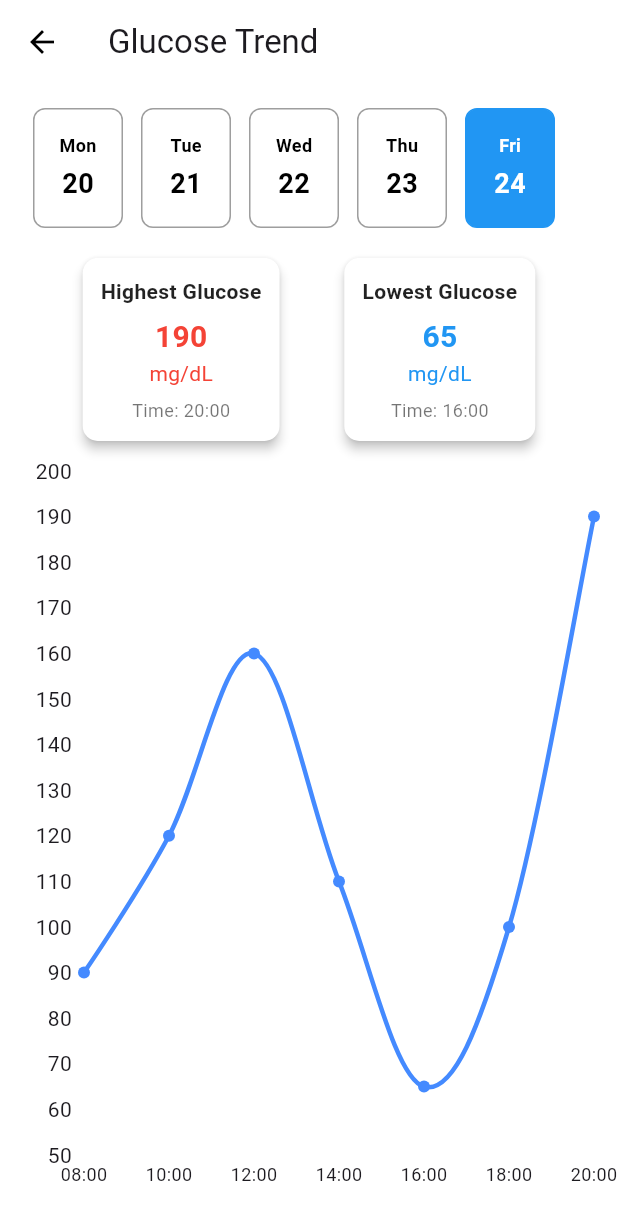
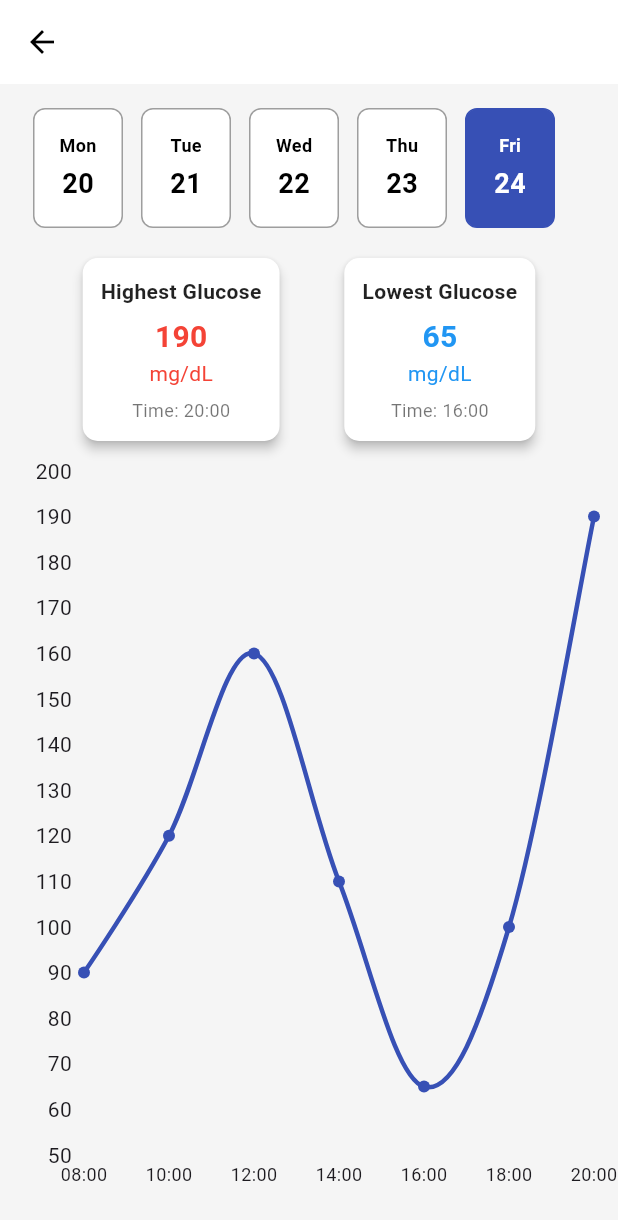
Before and after one commit to jingjingyang0803/GluMon, a Flutter app: the TrendPage screen opened directly, on a phone screen of 412 x 824 dp. Shown: the top 1220 px of the screen. Run offline on Flutter 3.47's test engine with Material 3 defaults, Android fonts, the phone set to English and light mode, and no system bars; drawn by our look-alikes of fl_chart; our stand-ins replace google_fonts.

```diff
--- a/lib/components/date_picker_widget.dart
+++ b/lib/components/date_picker_widget.dart
@@ -1,4 +1,5 @@
 import 'package:flutter/material.dart';
+import 'package:glu_mon/utils/color_utils.dart';
 import 'package:intl/intl.dart';
 
 class DatePickerWidget extends StatefulWidget {
@@ -48,10 +49,10 @@ class DatePickerWidgetState extends State<DatePickerWidget> {
               width: 60,
               margin: EdgeInsets.symmetric(horizontal: 6),
               decoration: BoxDecoration(
-                color: isSelected ? Colors.blue : Colors.white,
+                color: isSelected ? primaryBlue : Colors.white,
                 borderRadius: BorderRadius.circular(8),
                 border:
-                    Border.all(color: isSelected ? Colors.blue : Colors.grey),
+                    Border.all(color: isSelected ? primaryBlue : Colors.grey),
               ),
               padding: EdgeInsets.all(8),
               child: Column(
--- a/lib/screens/settings_page.dart
+++ b/lib/screens/settings_page.dart
@@ -31,7 +31,7 @@ class SettingsPageState extends State<SettingsPage> {
   @override
   Widget build(BuildContext context) {
     return Scaffold(
-      backgroundColor: Colors.grey[200],
+      backgroundColor: Colors.grey[100],
       appBar: AppBar(
         title: Text('',
             style: GoogleFonts.poppins(
--- a/lib/screens/trend_page.dart
+++ b/lib/screens/trend_page.dart
@@ -1,5 +1,6 @@
 import 'package:fl_chart/fl_chart.dart';
 import 'package:flutter/material.dart';
+import 'package:glu_mon/utils/color_utils.dart';
 
 import '../components/date_picker_widget.dart';
 import '../components/glucose_card.dart';
@@ -28,9 +29,9 @@ class TrendPage extends StatelessWidget {
         glucoseData.reduce((a, b) => a['value'] > b['value'] ? a : b);
 
     return Scaffold(
-      backgroundColor: Colors.white,
+      backgroundColor: Colors.grey[100],
       appBar: AppBar(
-        title: const Text('Glucose Trend'),
+        title: const Text(''),
         backgroundColor: Colors.white,
         elevation: 0,
         iconTheme: IconThemeData(color: Colors.black),
@@ -150,7 +151,7 @@ class TrendPage extends StatelessWidget {
                       isStrokeCapRound: true,
                       dotData: FlDotData(show: true),
                       belowBarData: BarAreaData(show: false),
-                      color: Colors.blueAccent,
+                      color: primaryBlue,
                     ),
                   ],
                 ),
```
